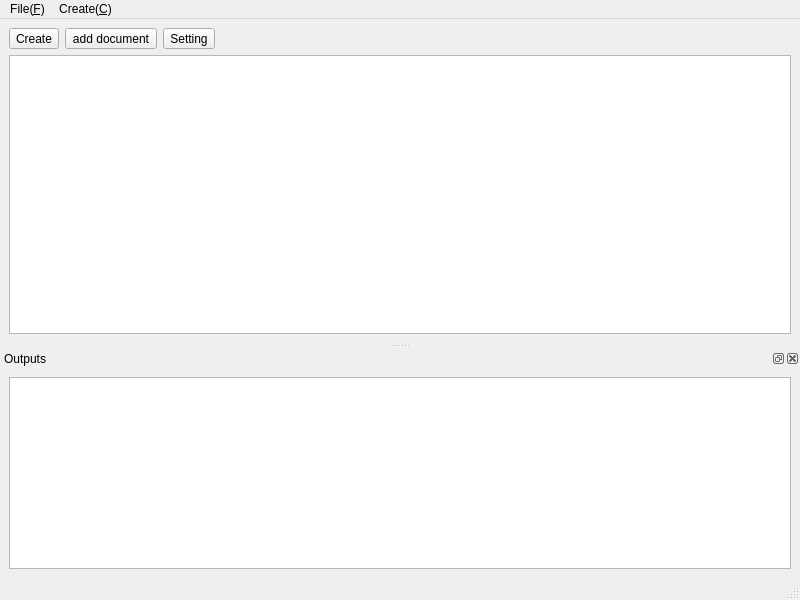
Before: the Qt Designer form sphinx_explorer/main_window.ui in pashango2/sphinx-explorer, drawn with Qt 5.
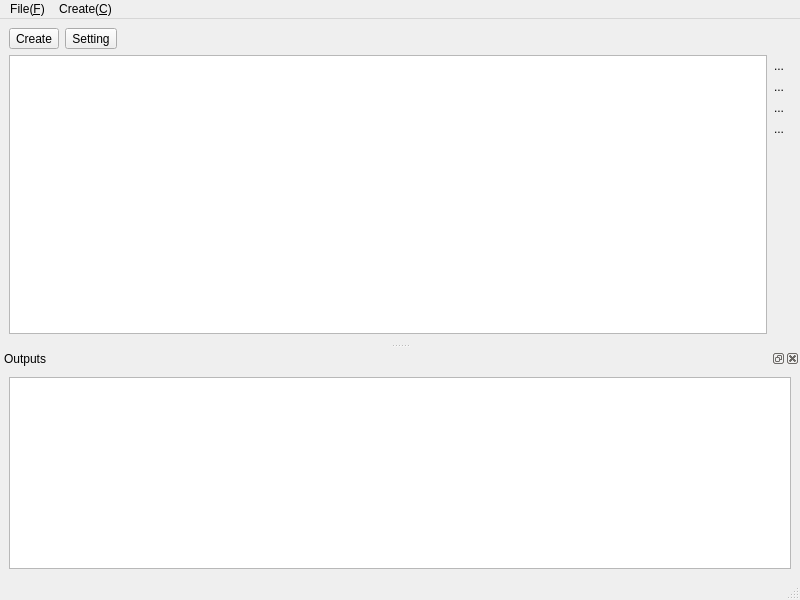
After: the same form once the commit is applied. Custom widgets are drawn as their Qt base class.

Commit message: move up and move down

```diff
--- a/sphinx_explorer/main_window.ui
+++ b/sphinx_explorer/main_window.ui
@@ -27,16 +27,6 @@
         </property>
        </widget>
       </item>
-      <item>
-       <widget class="QToolButton" name="tool_add_document">
-        <property name="text">
-         <string>add document</string>
-        </property>
-        <property name="toolButtonStyle">
-         <enum>Qt::ToolButtonTextBesideIcon</enum>
-        </property>
-       </widget>
-      </item>
       <item>
        <widget class="QToolButton" name="tool_setting">
         <property name="text">
@@ -63,25 +53,84 @@
      </layout>
     </item>
     <item>
-     <widget class="QSplitter" name="splitter">
-      <property name="sizePolicy">
-       <sizepolicy hsizetype="Expanding" vsizetype="Expanding">
-        <horstretch>0</horstretch>
-        <verstretch>0</verstretch>
-       </sizepolicy>
+     <layout class="QHBoxLayout" name="horizontalLayout_2">
+      <property name="spacing">
+       <number>0</number>
       </property>
-      <property name="orientation">
-       <enum>Qt::Horizontal</enum>
-      </property>
-      <widget class="QTreeView" name="tree_view_projects">
-       <property name="editTriggers">
-        <set>QAbstractItemView::NoEditTriggers</set>
-       </property>
-       <property name="selectionMode">
-        <enum>QAbstractItemView::ExtendedSelection</enum>
-       </property>
-      </widget>
-     </widget>
+      <item>
+       <widget class="QTreeView" name="tree_view_projects">
+        <property name="sizePolicy">
+         <sizepolicy hsizetype="Expanding" vsizetype="Expanding">
+          <horstretch>0</horstretch>
+          <verstretch>0</verstretch>
+         </sizepolicy>
+        </property>
+        <property name="editTriggers">
+         <set>QAbstractItemView::NoEditTriggers</set>
+        </property>
+        <property name="selectionMode">
+         <enum>QAbstractItemView::ExtendedSelection</enum>
+        </property>
+       </widget>
+      </item>
+      <item>
+       <layout class="QVBoxLayout" name="verticalLayout_3">
+        <item>
+         <widget class="QToolButton" name="button_add">
+          <property name="text">
+           <string>...</string>
+          </property>
+          <property name="autoRaise">
+           <bool>true</bool>
+          </property>
+         </widget>
+        </item>
+        <item>
+         <widget class="QToolButton" name="button_up">
+          <property name="text">
+           <string>...</string>
+          </property>
+          <property name="autoRaise">
+           <bool>true</bool>
+          </property>
+         </widget>
+        </item>
+        <item>
+         <widget class="QToolButton" name="button_down">
+          <property name="text">
+           <string>...</string>
+          </property>
+          <property name="autoRaise">
+           <bool>true</bool>
+          </property>
+         </widget>
+        </item>
+        <item>
+         <widget class="QToolButton" name="button_del">
+          <property name="text">
+           <string>...</string>
+          </property>
+          <property name="autoRaise">
+           <bool>true</bool>
+          </property>
+         </widget>
+        </item>
+        <item>
+         <spacer name="verticalSpacer">
+          <property name="orientation">
+           <enum>Qt::Vertical</enum>
+          </property>
+          <property name="sizeHint" stdset="0">
+           <size>
+            <width>20</width>
+            <height>40</height>
+           </size>
+          </property>
+         </spacer>
+        </item>
+       </layout>
+      </item>
+     </layout>
     </item>
    </layout>
   </widget>
```
Left out of the diff: 35 changed lines with no effect on the pictures. The commit also changes 11 other files.
